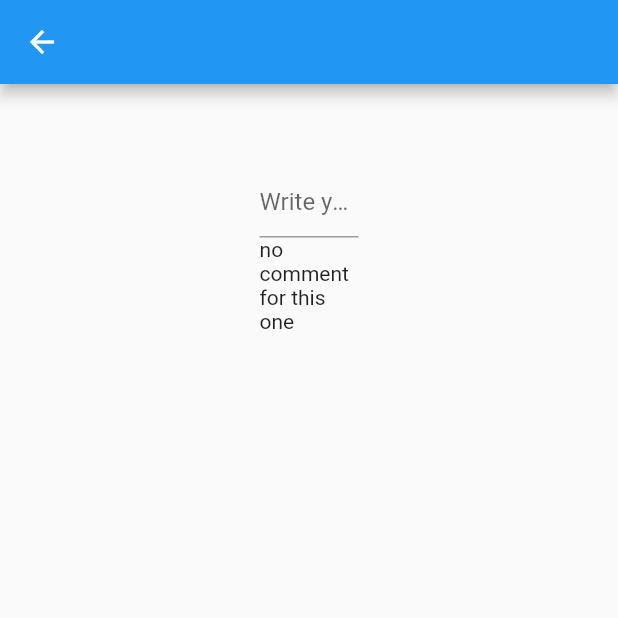
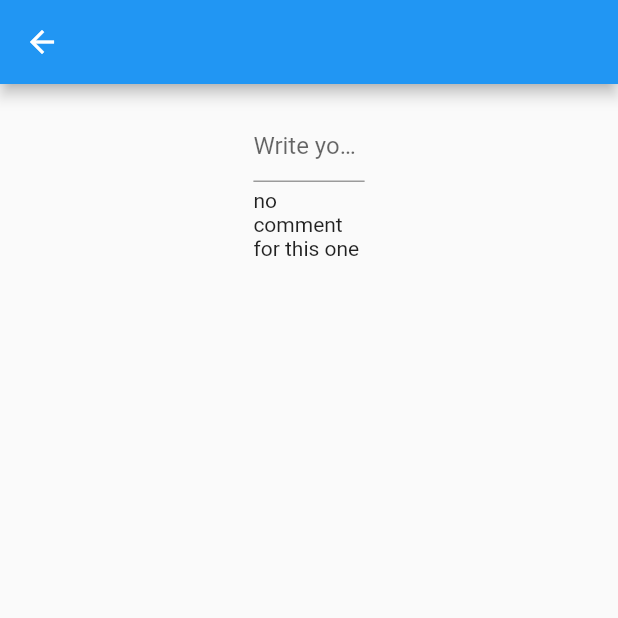
Before and after one commit to dexterBEN/GameBoard, a Flutter app: the CommentPage screen opened directly with empty values, on a phone screen of 412 x 824 dp, the top half of it. Run offline on Flutter 3.47's test engine with Material 2 defaults, Android fonts, the phone set to English and light mode, and no system bars; our stand-ins replace youtube_player_iframe; missing offline and left inert: dart:html, flutter_session; network calls fail.

Commit message:
WIP-142623

```diff
--- a/frontend/gameboard_front/lib/views/comments_rates_page.dart
+++ b/frontend/gameboard_front/lib/views/comments_rates_page.dart
@@ -66,12 +66,20 @@ class _CommentPageState extends State<CommentPage> {
       ),
       body: Center(
         child: SizedBox(
-          width: (screenSize.width * 80) / 100,
-          height: (screenSize.height * 80) / 100,
+          width: (screenSize.width * 90) / 100,
+          height: (screenSize.height * 90) / 100,
           child: Column(
             children: [
               buildJacketLayout(),
+              SizedBox(
+                width: screenSize.width / 100,
+                height: screenSize.width / 100,
+              ),
               buildInputComment(),
+              SizedBox(
+                width: screenSize.width / 100,
+                height: screenSize.width / 100,
+              ),
               Expanded(
                 child: buildCommentList(),
               ),
```
Also changed, not shown: frontend/gameboard_front/lib/views/media_page.dart (+82 -50 lines), 2 other files.
